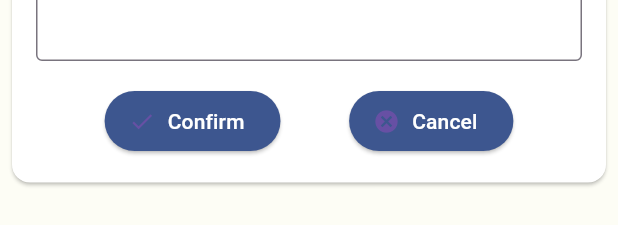
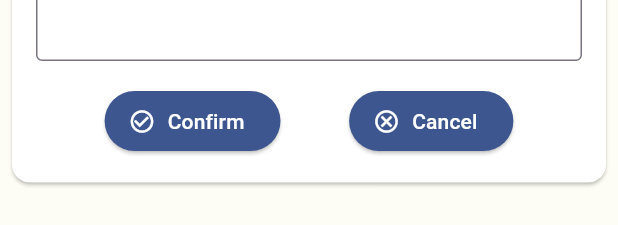
Before and after one commit to Kevin5621/Sitama, a Flutter app: the LecturerGuidanceCard widget shown alone on an empty page, opened directly with empty values, after a tap on an icon or button, on a phone screen of 412 x 824 dp. Shown: the part 296-521 px from the top of the screen. Run offline on Flutter 3.47's test engine with Material 3 defaults, Android fonts, the phone set to English and light mode, and no system bars; our stand-ins replace dartz, dio, dropdown_button2, equatable, flutter_bloc, flutter_svg and 3 more; accounts and stored records are empty; network calls fail; project files that could hold a hidden picture were left out.

Commit message:
merge zaki.beta & Optimizing lecture logbook&guidance

```diff
--- a/lib/presenstation/lecturer/detail_student/widgets/lecturer_guidance_tab.dart
+++ b/lib/presenstation/lecturer/detail_student/widgets/lecturer_guidance_tab.dart
@@ -27,9 +27,9 @@ class LecturerGuidanceCard extends StatefulWidget {
   final GuidanceEntity guidance; // Use GuidanceEntity directly
 
   const LecturerGuidanceCard({
-    Key? key,
+    super.key,
     required this.guidance,
-  }) : super(key: key);
+  });
 
   @override
   _LecturerGuidanceCardState createState() => _LecturerGuidanceCardState();
@@ -122,7 +122,7 @@ class _LecturerGuidanceCardState extends State<LecturerGuidanceCard> {
       mainAxisAlignment: MainAxisAlignment.spaceEvenly,
       children: [
         ElevatedButton.icon(
-          icon: const Icon(Icons.done),
+          icon: const Icon(Icons.check_circle_outline, color: AppColors.white),
           label:
               const Text('Confirm', style: TextStyle(color: AppColors.white)),
           style: ElevatedButton.styleFrom(backgroundColor: AppColors.primary),
@@ -130,7 +130,7 @@ class _LecturerGuidanceCardState extends State<LecturerGuidanceCard> {
               _showConfirmationDialog(LecturerGuidanceStatus.approved),
         ),
         ElevatedButton.icon(
-          icon: const Icon(Icons.cancel),
+          icon: const Icon(Icons.cancel_outlined, color: AppColors.white),
           label: const Text('Cancel', style: TextStyle(color: AppColors.white)),
           style: ElevatedButton.styleFrom(backgroundColor: AppColors.primary),
           onPressed: () =>
@@ -157,13 +157,13 @@ class _LecturerGuidanceCardState extends State<LecturerGuidanceCard> {
               },
             ),
             ElevatedButton(
-              child: const Text('Ya'),
               style: ElevatedButton.styleFrom(
                 backgroundColor: AppColors.primary,
               ),
               onPressed: () {
                 Navigator.of(context).pop();
               },
+              child: const Text('Ya'),
             ),
           ],
         );
```
Also changed, not shown: lib/presenstation/lecturer/detail_student/widgets/lecturer_log_book_tab.dart (+52 -4 lines).
